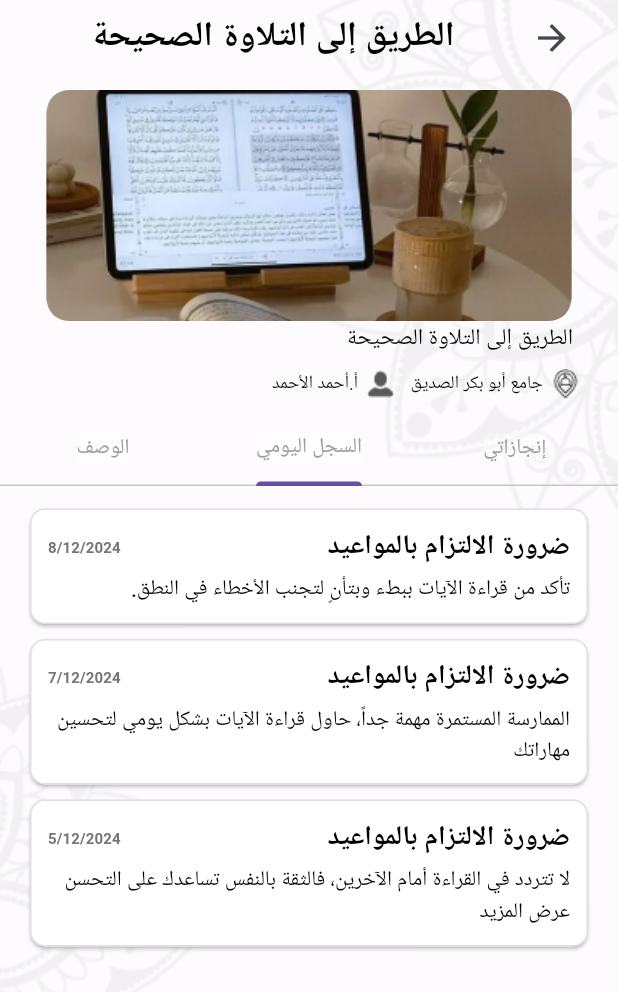
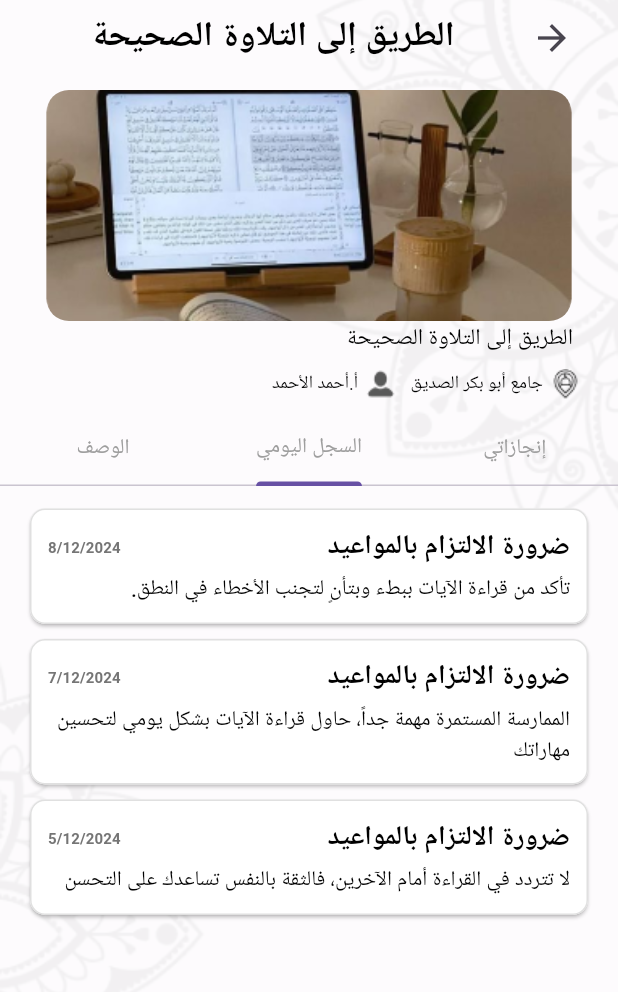
Before and after one commit to owis124/MOSQUE124, a Flutter app: the CourseDetails screen opened directly, on a phone screen of 412 x 824 dp. Shown: the top 992 px of the screen. Run offline on Flutter 3.47's test engine with Material 3 defaults, Android fonts, the phone set to English and light mode, and no system bars; our stand-ins replace percent_indicator; Roboto replaces fonts that are missing (ArabicFont).

Commit message:
course details

```diff
--- a/lib/screens/Course_details.dart
+++ b/lib/screens/Course_details.dart
@@ -1,7 +1,7 @@
 import 'package:flutter/material.dart';
 import 'package:karem2/widgets/buildContainer_Course.dart';
 import 'package:karem2/widgets/show_dialog.dart';
-import 'package:percent_indicator/percent_indicator.dart';
+import 'package:percent_indicator/linear_percent_indicator.dart';
 
 class CourseDetails extends StatelessWidget {
   const CourseDetails({super.key});
@@ -11,7 +11,6 @@ class CourseDetails extends StatelessWidget {
     return DefaultTabController(
       length: 3,
       initialIndex: 1,
-
       child: Scaffold(
         body: Container(
           decoration: const BoxDecoration(
@@ -27,7 +26,6 @@ class CourseDetails extends StatelessWidget {
                   mainAxisAlignment: MainAxisAlignment.center,
                   mainAxisSize: MainAxisSize.min,
                   children: [
-                    //const SizedBox(height: 5),
                     // Header Section
                     Container(
                       width: double.infinity,
@@ -78,9 +76,8 @@ class CourseDetails extends StatelessWidget {
                     Padding(
                       padding: const EdgeInsets.symmetric(horizontal: 30),
                       child: Container(
-                        width: double.infinity, // يأخذ العرض الكامل المتاح
-                        alignment:
-                            Alignment.centerRight, // محاذاة المحتوى إلى اليمين
+                        width: double.infinity,
+                        alignment: Alignment.centerRight,
                         child: Text(
                           "الطريق إلى التلاوة الصحيحة",
                           style: TextStyle(
@@ -97,7 +94,6 @@ class CourseDetails extends StatelessWidget {
                       padding: const EdgeInsets.symmetric(horizontal: 25),
                       child: Row(
                         textDirection: TextDirection.rtl,
-                        // mainAxisAlignment: MainAxisAlignment.start,
                         children: [
                           _buildInfoItem(
                             "جامع أبو بكر الصديق",
@@ -114,56 +110,44 @@ class CourseDetails extends StatelessWidget {
                     const SizedBox(height: 10),
                     TabBar(
                       tabs: [
-                        //          _buildTabItem("إنجازاتي", 2),
-                        // _buildTabItem("السجل اليومي", 1),
-                        // _buildTabItem("الوصف", 0),
                         Tab(child: _buildTabItem("إنجازاتي", 2)),
-
                         Tab(child: _buildTabItem("السجل اليومي", 0)),
-                        Tab(child: _buildTabItem("الوصف",1)),
-
+                        Tab(child: _buildTabItem("الوصف", 1)),
                       ],
                     ),
                     Container(
                       height: 500,
                       child: TabBarView(
                         children: [
-
-                          Padding(
-                            padding: const EdgeInsets.all(10),
-                            child: Column(
+                          // Tab 1: Achievements
+                          Directionality(
+                            textDirection: TextDirection.rtl,
+                            child: ListView(
                               children: [
                                 const SizedBox(height: 8),
                                 Container(
                                   width: double.infinity,
                                   height: 82,
+                                  margin: EdgeInsets.all(10),
                                   decoration: BoxDecoration(
                                     border: Border.all(
-                                      color: Color(0xffd3d2d2), // لون الإطار
-                                      width: 0.5, // سماكة الإطار
+                                      color: Color(0xffd3d2d2),
+                                      width: 0.5,
                                     ),
-                                    borderRadius: BorderRadius.circular(
-                                      8.0,
-                                    ), // زوايا دائرية إن أردت
+                                    borderRadius: BorderRadius.circular(8.0),
                                   ),
                                   child: Padding(
-                                    padding: const EdgeInsets.all(
-                                      8.0,
-                                    ), // مسافة داخلية بين النص والإطار
+                                    padding: const EdgeInsets.all(8.0),
                                     child: Column(
                                       crossAxisAlignment:
-                                          CrossAxisAlignment
-                                              .end, // محاذاة أفقية إلى اليمين
-                                      mainAxisAlignment:
-                                          MainAxisAlignment
-                                              .start, // محاذاة رأسية إلى الأعلى
+                                          CrossAxisAlignment.start,
+                                      // mainAxisAlignment:
+                                      //     MainAxisAlignment.start,
                                       children: [
                                         Text(
-                                          ":الدروس التي تم إكمالها ",
+                                          "الدروس التي تم إكمالها :",
                                           style: TextStyle(fontSize: 15),
-                                          textAlign:
-                                              TextAlign
-                                                  .right, // تأكيد محاذاة النص لليمين
+                                          textAlign: TextAlign.right,
                                         ),
                                         const SizedBox(height: 5),
                                         Text(
@@ -172,26 +156,23 @@ class CourseDetails extends StatelessWidget {
                                             fontSize: 10,
                                             color: Color(0xff8a8a8a),
                                           ),
-                                          textAlign:
-                                              TextAlign
-                                                  .right, // تأكيد محاذاة النص لليمين
+                                          textAlign: TextAlign.right,
                                         ),
                                         const SizedBox(height: 8),
                                         LinearPercentIndicator(
                                           animation: true,
-                                          animationDuration: 1500,
+                                          animationDuration: 1200,
                                           lineHeight: 10,
                                           percent: 0.75,
                                           progressColor: Color(0xff18392b),
+
+
+                                          isRTL:
+                                              true,
                                         ),
                                       ],
                                     ),
                                   ),
-                                ),
-
-                                Text(
-                                  ":الدروس التي تم إكمالها ",
-                                  style: TextStyle(fontSize: 15),
                                 ),
                                 _buildCompactLtrContainer1(
                                   "أساسيات التجويد",
@@ -213,52 +194,55 @@ class CourseDetails extends StatelessWidget {
                                   "الدرس الرابع",
                                   "تم الاجتياز",
                                 ),
-
-
                               ],
                             ),
                           ),
-                          Column(
+
+                          // Tab 2: Daily Log
+                          Directionality(
+                            textDirection: TextDirection.rtl,
+                            child: ListView(
                               children: [
                                 const SizedBox(height: 15),
-                              Expanded(
-                                child: Padding(
+                                Padding(
                                   padding: const EdgeInsets.symmetric(
                                     horizontal: 20,
                                   ),
-                                  child: ListView(
+                                  child: Column(
                                     children: [
                                       CustomDialogWidget(
+                                        //title:' ا.احمد الاحمد ',
                                         date: "8/12/2024",
                                         messageDialog:
                                             "تأكد من قراءة الآيات ببطء وبتأنٍ لتجنب الأخطاء في النطق.",
                                       ),
                                       const SizedBox(height: 10),
                                       CustomDialogWidget(
+                                      //title:' ا.احمد الاحمد ',
                                         date: "7/12/2024",
                                         messageDialog:
                                             "الممارسة المستمرة مهمة جداً، حاول قراءة الآيات بشكل يومي لتحسين مهاراتك",
                                       ),
                                       const SizedBox(height: 10),
                                       CustomDialogWidget(
+                                       // title:' ا.احمد الاحمد ',
                                         date: "5/12/2024",
                                         messageDialog:
-                                            "لا تتردد في القراءة أمام الآخرين، فالثقة بالنفس تساعدك على التحسن  عرض المزيد",
+                                            "لا تتردد في القراءة أمام الآخرين، فالثقة بالنفس تساعدك على التحسن",
                                       ),
                                     ],
                                   ),
                                 ),
-                              ),
                               ],
                             ),
+                          ),
 
-
-                           ListView(
-                            children: [
-                              Column(
+                          // Tab 3: Description
+                          Directionality(
+                            textDirection: TextDirection.rtl,
+                            child: ListView(
                               children: [
                                 const SizedBox(height: 15),
-                                  // Course Title
                                 Padding(
                                   padding: const EdgeInsets.symmetric(
                                     horizontal: 30,
@@ -280,12 +264,8 @@ class CourseDetails extends StatelessWidget {
                                     horizontal: 30,
                                   ),
                                   child: Container(
-                                      width:
-                                          double
-                                              .infinity, // يأخذ العرض الكامل المتاح
-                                      alignment:
-                                          Alignment
-                                              .centerRight, // محاذاة المحتوى إلى اليمين
+                                    width: double.infinity,
+                                    alignment: Alignment.centerRight,
                                     child: Text(
                                       "محتوى الحلقات المسجدية",
                                       style: TextStyle(
@@ -296,17 +276,11 @@ class CourseDetails extends StatelessWidget {
                                     ),
                                   ),
                                 ),
-
-                                  // Content List
                                 Padding(
                                   padding: const EdgeInsets.symmetric(
                                     horizontal: 8,
                                   ),
                                   child: Column(
-                                      textDirection: TextDirection.rtl,
-                                      mainAxisSize:
-                                          MainAxisSize
-                                              .min, // يقلل المساحة الإجمالية
                                     children: [
                                       _buildCompactLtrContainer(
                                         'أساسيات التجويد',
@@ -333,25 +307,10 @@ class CourseDetails extends StatelessWidget {
                                 ),
                               ],
                             ),
-                            ],
                           ),
                         ],
                       ),
                     ),
-
-                    // Tabs Section
-                    // Padding(
-                    //   padding: const EdgeInsets.symmetric(horizontal: 25),
-                    //   child: Row(
-                    //     textDirection: TextDirection.rtl,
-                    //     mainAxisAlignment: MainAxisAlignment.start,
-                    //     children: [
-                    //       _buildTabItem("إنجازاتي", 2),
-                    //       _buildTabItem("السجل اليومي", 1),
-                    //       _buildTabItem("الوصف", 0),
-                    //     ],
-                    //   ),
-                    // ),
                   ],
                 ),
               ],
@@ -362,30 +321,22 @@ class CourseDetails extends StatelessWidget {
     );
   }
 
-  // Helper Widgets
   Widget _buildTabItem(String title, int index) {
-    return Container(
-      decoration: BoxDecoration(
-        color: Colors.white.withOpacity(0.3),
-        // borderRadius: BorderRadius.circular(8),
-        // border: Border.all(color: Colors.grey.shade300),
-      ),
-      child: Text(
+    return Text(
       title,
       style: TextStyle(
         fontSize: 14,
         color: Colors.grey,
         fontFamily: 'ArabicFont',
       ),
-      ),
     );
   }
+
   Widget _buildInfoItem(String text, String iconPath) {
     return Row(
       textDirection: TextDirection.rtl,
       children: [
         Image.asset(iconPath, width: 20, height: 20),
-
         const SizedBox(width: 5),
         Text(
           text,
@@ -398,25 +349,29 @@ class CourseDetails extends StatelessWidget {
       ],
     );
   }
-}
 
-// دالة مساعدة لإنشاء العناصر مع إعدادات مدمجة
   Widget _buildCompactLtrContainer(String title, String lesson) {
     return Container(
-    margin: EdgeInsets.only(bottom: 2), // ← المسافة بين العناصر
+      margin: EdgeInsets.only(bottom: 2),
       child: BuildcontainerCourse(
         children: [
-        Text(title, style: TextStyle(fontSize: 14,fontWeight: FontWeight.bold)),
+          Text(
+            title,
+            style: TextStyle(fontSize: 14, fontWeight: FontWeight.bold),
+          ),
           Expanded(child: Container(width: 30)),
-        Text(lesson, style: TextStyle(fontSize: 10, color: Color(0xff7a7a7a))),
+          Text(
+            lesson,
+            style: TextStyle(fontSize: 10, color: Color(0xff7a7a7a)),
+          ),
         ],
       ),
     );
   }
 
-Widget _buildCompactLtrContainer1(String title, String lesson, String Date,) {
+  Widget _buildCompactLtrContainer1(String title, String lesson, String Date) {
     return Container(
-    margin: EdgeInsets.only(bottom: 2), // ← المسافة بين العناصر
+      margin: EdgeInsets.only(bottom: 2),
       child: BuildcontainerCourse(
         children: [
           Row(
@@ -427,23 +382,35 @@ Widget _buildCompactLtrContainer1(String title, String lesson, String Date,) {
                 decoration: BoxDecoration(
                   borderRadius: BorderRadius.circular(15),
                   image: const DecorationImage(
-                          image: AssetImage("assets/images/1891021_approved_check_checkbox_checkmark_confirm_icon 1.png"),
+                    image: AssetImage(
+                      "assets/images/1891021_approved_check_checkbox_checkmark_confirm_icon 1.png",
+                    ),
                     fit: BoxFit.cover,
                   ),
                 ),
               ),
-            SizedBox(width: 10,),
-            Text(title, style: TextStyle(fontSize: 14,fontWeight: FontWeight.bold)),
+              SizedBox(width: 10),
+              Text(
+                title,
+                style: TextStyle(fontSize: 14, fontWeight: FontWeight.bold),
+              ),
             ],
           ),
           Expanded(child: Container(width: 30)),
           Column(
             children: [
-            Text(lesson, style: TextStyle(fontSize: 10, color: Color(0xff7a7a7a))),
-            Text(Date, style: TextStyle(fontSize: 7, color: Color(0xff7a7a7a))),
+              Text(
+                lesson,
+                style: TextStyle(fontSize: 10, color: Color(0xff7a7a7a)),
+              ),
+              Text(
+                Date,
+                style: TextStyle(fontSize: 7, color: Color(0xff7a7a7a)),
+              ),
             ],
           ),
         ],
       ),
     );
   }
+}
--- a/lib/widgets/show_dialog.dart
+++ b/lib/widgets/show_dialog.dart
@@ -5,8 +5,10 @@ class CustomDialogWidget extends StatelessWidget {
     super.key,
     required this.messageDialog,
     required this.date,
+    //required this.title,
    // required this.message1,
   });
+  //final String title;
   final String date;
   final String messageDialog;
  //final String message1;
```
Lines whose indentation alone changed are shown as unchanged.
